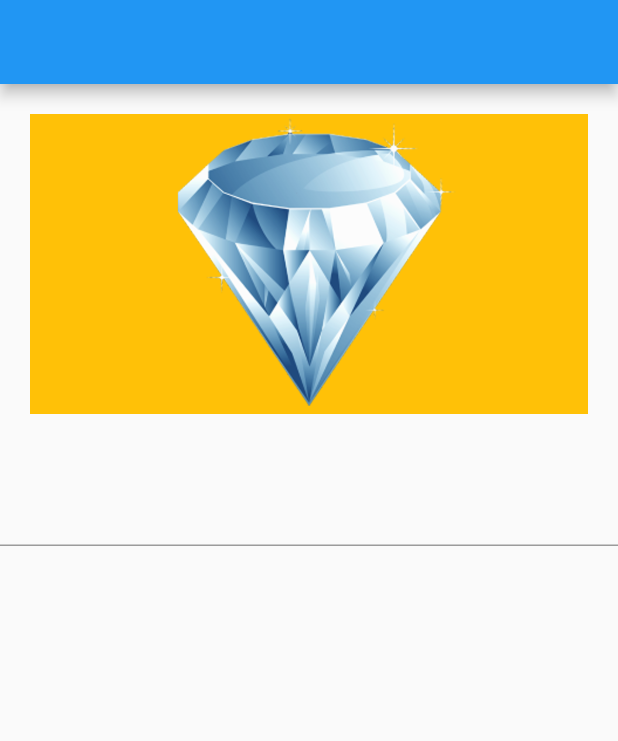
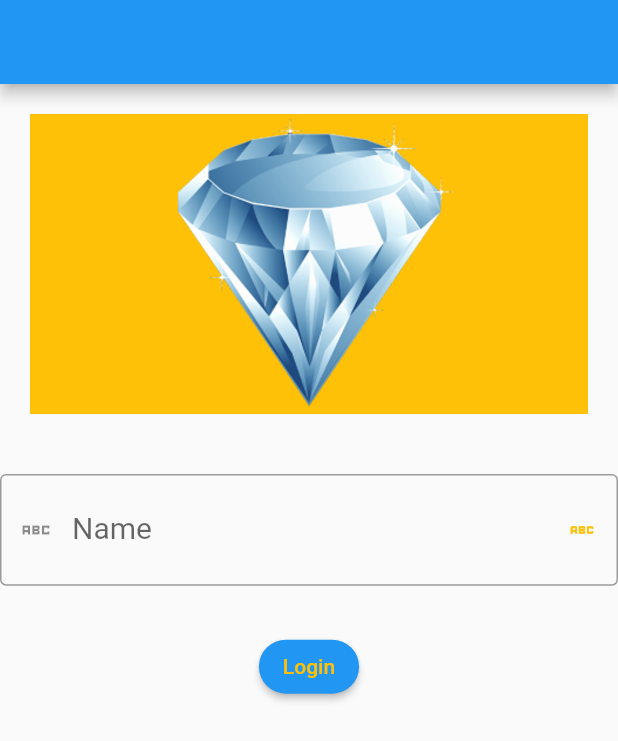
Before and after one commit to munksirgardazi/My_fourth_application, a Flutter app: the screen it shows after launch, on a phone screen of 412 x 824 dp. Shown: the top 741 px of the screen. Run offline on Flutter 3.47's test engine with Material 2 defaults, Android fonts, the light colour scheme and no system bars.

Commit message:
some changes

```diff
--- a/flutter_application_5/lib/Views/home_page.dart
+++ b/flutter_application_5/lib/Views/home_page.dart
@@ -54,7 +54,40 @@ class _HomePageState extends State<HomePage> {
           ),
           TextField(
             controller: textController,
-          )
+            decoration: InputDecoration(
+              border: OutlineInputBorder(),
+              labelText: 'Name',
+              hintText: 'Enter your name ',
+              suffix: Icon(
+                Icons.person,
+                color: Color.fromARGB(255, 23, 160, 91),
+                size: 30,
+              ),
+              suffixIcon: Icon(Icons.abc, size: 20, color: Colors.amber),
+              prefixIcon: Icon(Icons.abc_sharp),
+            ),
+            obscureText: true,
+            // for passwords
+            obscuringCharacter: '+',
+            style: TextStyle(
+              fontSize: 20,
+            ),
+            // character that will be used for hidden text
+          ),
+          SizedBox(
+            height: 30,
+          ),
+          ElevatedButton(
+            onPressed: () {},
+            child: const Text('Login'),
+            style: ButtonStyle(
+                foregroundColor: MaterialStateProperty.all(Colors.amber),
+                backgroundColor: MaterialStateProperty.all(
+                  Colors.blue,
+                ),
+                shape: MaterialStateProperty.all(RoundedRectangleBorder(
+                    borderRadius: BorderRadius.circular(20)))),
+          ),
         ],
       ),
     );
```
